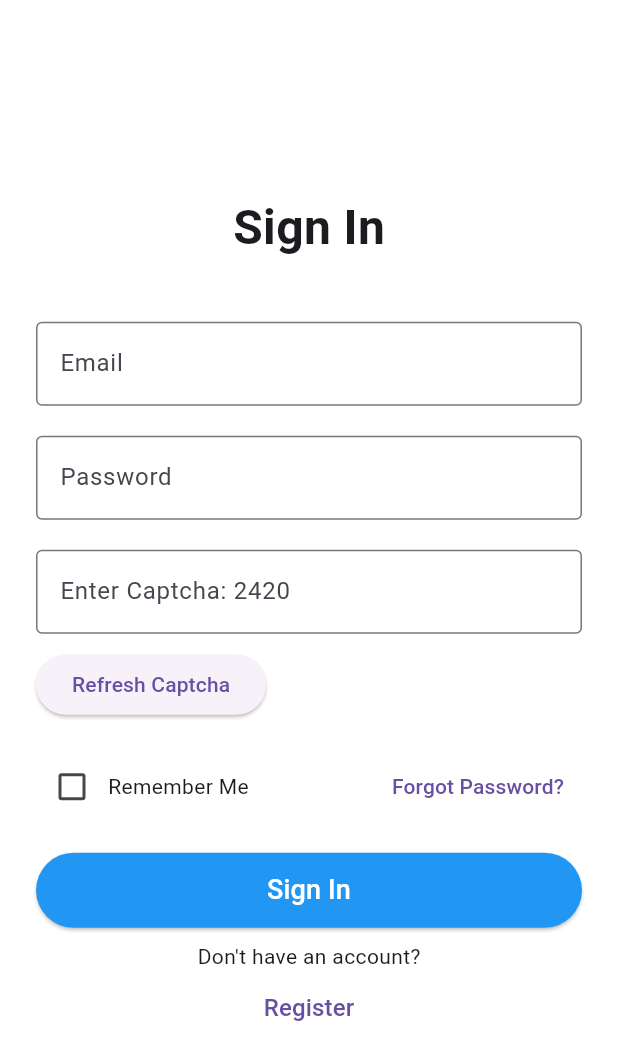
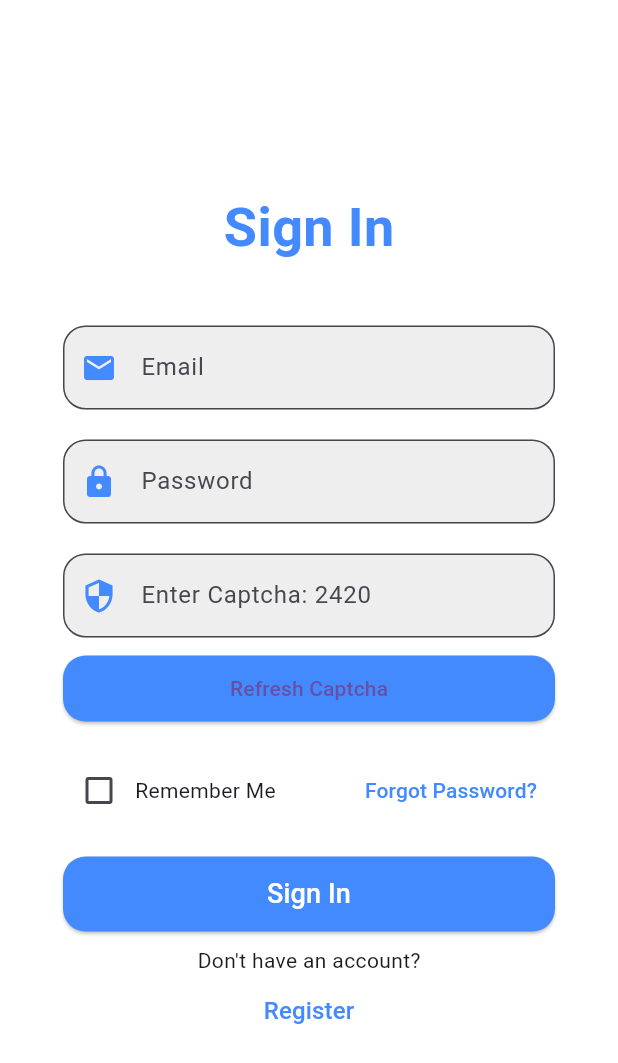
Before and after one commit to syedaleez/parking_system, a Flutter app: the screen it shows after launch, after a tap on "Refresh Captcha", on a phone screen of 412 x 824 dp. Shown: the top 1063 px of the screen. Run offline on Flutter 3.47's test engine with Material 3 defaults, Android fonts, the light colour scheme and no system bars; our stand-ins replace cloud_firestore, firebase_auth, firebase_core, flutter_bloc, shared_preferences; accounts and stored records are empty.

Commit message:
sign in page design done..

```diff
--- a/lib/screens/signIn_signUp/SignInScreen.dart
+++ b/lib/screens/signIn_signUp/SignInScreen.dart
@@ -32,20 +32,13 @@ class _SignInScreenState extends State<SignInScreen> {
     });
   }
 
-  // void initState() {
-  //   super.initState();
-  //   // Generate captcha when screen loads
-  //   context.read<AuthCubit>().regenerateCaptcha();
-  // }
-
   @override
   Widget build(BuildContext context) {
     return Scaffold(
       backgroundColor: Colors.white,
       body: Padding(
         padding: EdgeInsets.symmetric(horizontal: 24.0),
-        child:
-            BlocConsumer<AuthCubit, AuthState>(
+        child: BlocConsumer<AuthCubit, AuthState>(
           listener: (context, state) {
             if (state is AuthSuccess) {
               ScaffoldMessenger.of(context).showSnackBar(
@@ -55,16 +48,37 @@ class _SignInScreenState extends State<SignInScreen> {
                 ),
               );
               Navigator.pushReplacementNamed(context, '/home');
-              }
-
-              else if(_emailController.text=='admin@gmail.com'&& _passwordController.text=='11223344'){
+            } else if (_emailController.text == 'admin@gmail.com' &&
+                _passwordController.text == '11223344') {
               Navigator.pushReplacementNamed(context, '/admin_home');
-              }
-               else if (state is AuthFailure) {
+            } else if (state is AuthFailure) {
               ScaffoldMessenger.of(context).showSnackBar(
                 SnackBar(
-                    content: Text(state.errorMessage),
-                    backgroundColor: Colors.red,
+                  content: Row(
+                    children: [
+                      Icon(
+                        Icons.error_outline, // Error icon for visual emphasis
+                        color: Colors.white,
+                      ),
+                      SizedBox(width: 10), // Space between icon and text
+                      Expanded(
+                        child: Text(
+                          state.errorMessage,
+                          style: TextStyle(
+                              fontSize: 16), // Larger text for readability
+                        ),
+                      ),
+                    ],
+                  ),
+                  backgroundColor:
+                      Colors.red.shade700, // Deeper red for consistency
+                  behavior: SnackBarBehavior
+                      .floating, // Floating style for modern appearance
+                  shape: RoundedRectangleBorder(
+                    borderRadius: BorderRadius.circular(
+                        10), // Rounded corners for aesthetics
+                  ),
+                  duration: Duration(seconds: 4), // Display time
                 ),
               );
             }
@@ -91,58 +105,107 @@ class _SignInScreenState extends State<SignInScreen> {
             String captcha = (state is AuthInitial) ? state.captcha : '------';
             return Center(
               child: SingleChildScrollView(
+                child: Padding(
+                  padding: const EdgeInsets.symmetric(horizontal: 18.0),
                   child: Column(
                     mainAxisAlignment: MainAxisAlignment.center,
                     crossAxisAlignment: CrossAxisAlignment.start,
                     children: [
+                      // Title with a modern font style and color
                       const Center(
                         child: Text(
                           'Sign In',
                           style: TextStyle(
-                          fontSize: 32,
+                            fontSize: 36, // Larger font size for visibility
                             fontWeight: FontWeight.bold,
+                            color: Colors.blueAccent, // Primary color
                           ),
                         ),
                       ),
                       const SizedBox(height: 40),
+
+                      // Email TextField
                       TextField(
                         controller: _emailController,
-                      decoration: const InputDecoration(
+                        decoration: InputDecoration(
                           labelText: 'Email',
-                        border: OutlineInputBorder(),
+                          prefixIcon:
+                              Icon(Icons.email, color: Colors.blueAccent),
+                          border: OutlineInputBorder(
+                            borderRadius:
+                                BorderRadius.circular(15), // Rounded corners
+                          ),
+                          filled: true,
+                          fillColor: Colors
+                              .grey[200], // Soft background color for input
                         ),
                       ),
                       const SizedBox(height: 20),
+
+                      // Password TextField
                       TextField(
                         controller: _passwordController,
                         obscureText: true,
-                      decoration: const InputDecoration(
+                        decoration: InputDecoration(
                           labelText: 'Password',
-                        border: OutlineInputBorder(),
+                          prefixIcon:
+                              Icon(Icons.lock, color: Colors.blueAccent),
+                          border: OutlineInputBorder(
+                            borderRadius: BorderRadius.circular(15),
+                          ),
+                          filled: true,
+                          fillColor: Colors.grey[200],
                         ),
                       ),
                       const SizedBox(height: 20),
+
+                      // Captcha TextField
                       TextField(
                         controller: _captchaController,
                         decoration: InputDecoration(
                           labelText: 'Enter Captcha: $captcha',
-                        border: const OutlineInputBorder(),
+                          prefixIcon:
+                              Icon(Icons.security, color: Colors.blueAccent),
+                          border: OutlineInputBorder(
+                            borderRadius: BorderRadius.circular(15),
+                          ),
+                          filled: true,
+                          fillColor: Colors.grey[200],
                         ),
                       ),
                       const SizedBox(height: 10),
+
+                      // Refresh Captcha Button
                       ElevatedButton(
                         onPressed: () {
                           context.read<AuthCubit>().regenerateCaptcha();
                         },
-                      child: const Text('Refresh Captcha'),
+                        style: ElevatedButton.styleFrom(
+                          backgroundColor: Colors.blueAccent,
+                          shape: RoundedRectangleBorder(
+                            borderRadius: BorderRadius.circular(15),
+                          ),
+                          padding: const EdgeInsets.symmetric(vertical: 12),
+                        ),
+                        child: Center(
+                          child: Container(
+                            padding: EdgeInsets.only(left: 4, right: 4),
+                            child: Text('Refresh Captcha',
+                                style: TextStyle(fontSize: 14)),
+                          ),
+                        ),
                       ),
                       const SizedBox(height: 20),
+
+                      // Remember Me and Forgot Password Row
                       Row(
                         mainAxisAlignment: MainAxisAlignment.spaceBetween,
                         children: [
                           Row(
                             children: [
                               Checkbox(
+                                checkColor: Colors.white,
+                                activeColor: Colors.blueAccent,
                                 value: _rememberMe,
                                 onChanged: (value) {
                                   setState(() {
@@ -157,11 +220,14 @@ class _SignInScreenState extends State<SignInScreen> {
                             onPressed: () {
                               // Forgot password logic
                             },
-                          child: const Text('Forgot Password?'),
+                            child: const Text('Forgot Password?',
+                                style: TextStyle(color: Colors.blueAccent)),
                           ),
                         ],
                       ),
                       const SizedBox(height: 20),
+
+                      // Sign In Button
                       ElevatedButton(
                         onPressed: state is AuthLoading
                             ? null
@@ -174,21 +240,23 @@ class _SignInScreenState extends State<SignInScreen> {
                               },
                         style: ElevatedButton.styleFrom(
                           minimumSize: const Size(double.infinity, 50),
-                        backgroundColor: Colors.blue,
+                          backgroundColor: Colors.blueAccent,
+                          shape: RoundedRectangleBorder(
+                            borderRadius: BorderRadius.circular(15),
+                          ),
                         ),
                         child: state is AuthLoading
                             ? const CircularProgressIndicator(
-                              color: Colors.white,
-                            )
+                                color: Colors.white)
                             : const Text(
                                 'Sign In',
-                              style:
-                                  TextStyle(fontSize: 18, color: Colors.white),
+                                style: TextStyle(
+                                    fontSize: 18, color: Colors.white),
                               ),
                       ),
-                    const SizedBox(
-                      height: 9,
-                    ),
+                      const SizedBox(height: 9),
+
+                      // Register Option
                       Center(child: Text("Don't have an account?")),
                       Center(
                         child: TextButton(
@@ -199,9 +267,13 @@ class _SignInScreenState extends State<SignInScreen> {
                             'Register',
                             style: TextStyle(
                               fontSize: 16,
+                              color: Colors.blueAccent,
                             ),
-                            ))),
+                          ),
+                        ),
+                      ),
                     ],
+                  ),
                 ),
               ),
             );
```
Lines whose indentation alone changed are shown as unchanged.
